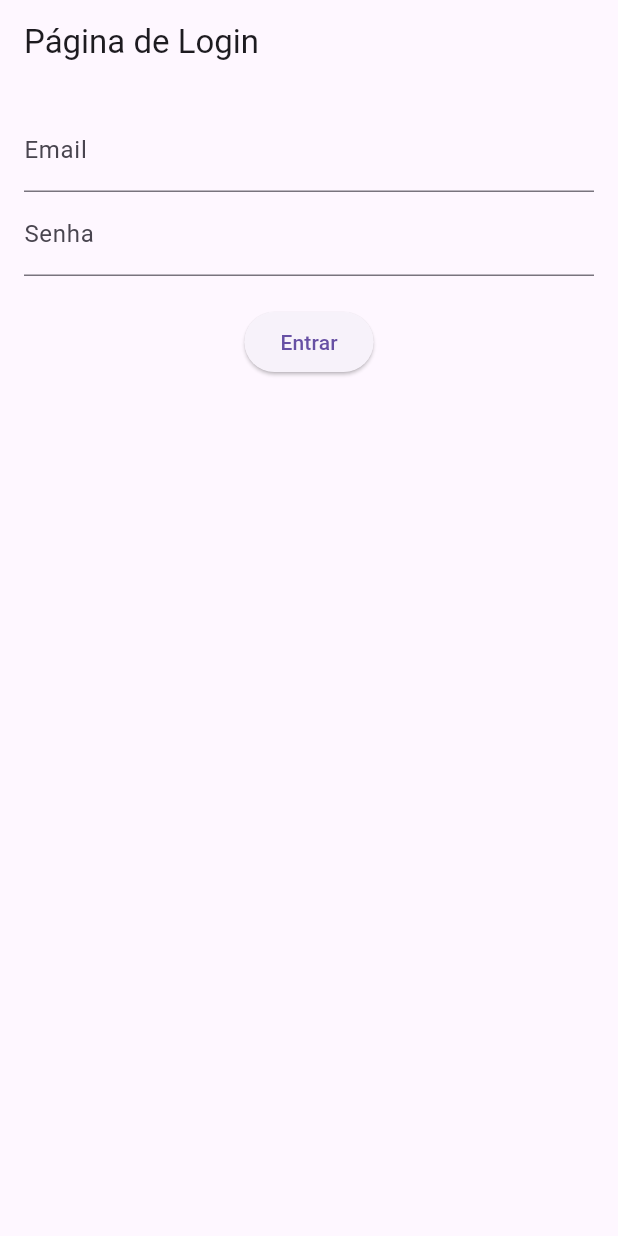
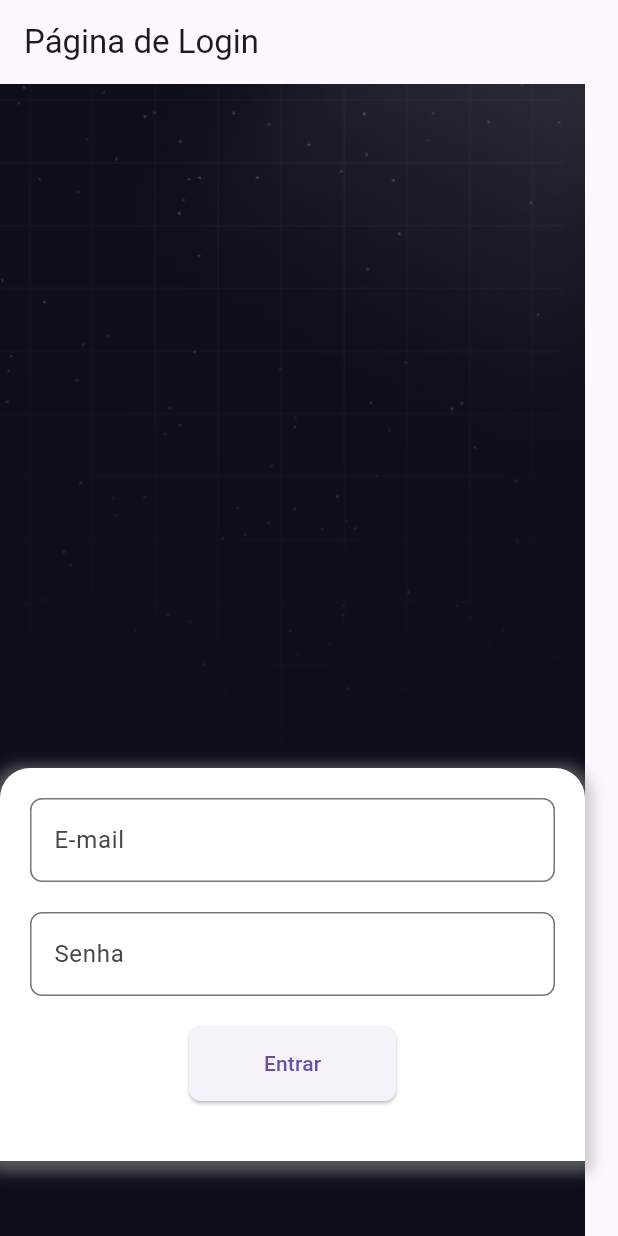
Before and after one commit to Ayruka/PIFlutter, a Flutter app: the screen it shows after launch, on a phone screen of 412 x 824 dp. Run offline on Flutter 3.47's test engine with Material 3 defaults, Android fonts, the phone set to English and light mode, and no system bars.

Commit message:
Adicionando novos arquivos

```diff
--- a/app/lib/main.dart
+++ b/app/lib/main.dart
@@ -74,21 +74,100 @@ class _LoginPageState extends State<LoginPage> {
   Widget build(BuildContext context) {
     return Scaffold(
       appBar: AppBar(title: Text('Página de Login')),
-      body: Padding(
-        padding: const EdgeInsets.all(16.0),
+      body: SizedBox(
+        width: 390, // Largura fixa da tela
+        height: 844, // Altura fixa da tela
+        child: Stack(
+          children: [
+            // Imagem de fundo com tamanho original
+            Image.asset(
+              'assets/img/bg.png', // Caminho da imagem
+              width: 390, // Largura da imagem
+              height: 844, // Altura da imagem
+              fit: BoxFit.cover, // Cobrir o espaço disponível
+            ),
+            // Div centralizada com o formulário
+            Positioned(
+              bottom: 50, // Ajuste para mover a div um pouco para cima
+              left: 0,
+              right: 0,
+              child: Container(
+                padding: EdgeInsets.all(20),
+                decoration: BoxDecoration(
+                  color: Colors.white, // Fundo branco
+                  borderRadius: BorderRadius.only(
+                    topLeft: Radius.circular(
+                      20,
+                    ), // Bordas arredondadas apenas no topo
+                    topRight: Radius.circular(20),
+                  ),
+                  boxShadow: [
+                    BoxShadow(
+                      color: Colors.grey.withOpacity(0.5), // Sombra cinza
+                      spreadRadius: 5,
+                      blurRadius: 7,
+                      offset: Offset(0, 3), // Deslocamento da sombra
+                    ),
+                  ],
+                ),
                 child: Column(
+                  mainAxisSize: MainAxisSize.min,
                   children: <Widget>[
                     TextField(
                       controller: _emailController,
-              decoration: InputDecoration(labelText: 'Email'),
+                      decoration: InputDecoration(
+                        labelText: 'E-mail',
+                        hintText: 'Seu e-mail',
+                        border: OutlineInputBorder(
+                          borderRadius: BorderRadius.circular(8),
+                          borderSide: BorderSide(
+                            color: Colors.grey[200]!,
+                          ), // Borda cinza mais claro
                         ),
+                        focusedBorder: OutlineInputBorder(
+                          borderSide: BorderSide(color: Colors.blue),
+                          borderRadius: BorderRadius.circular(8),
+                        ),
+                      ),
+                    ),
+                    SizedBox(height: 20),
                     TextField(
                       controller: _passwordController,
-              decoration: InputDecoration(labelText: 'Senha'),
                       obscureText: true,
+                      decoration: InputDecoration(
+                        labelText: 'Senha',
+                        hintText: 'Sua senha',
+                        border: OutlineInputBorder(
+                          borderRadius: BorderRadius.circular(8),
+                          borderSide: BorderSide(
+                            color: Colors.grey[200]!,
+                          ), // Borda cinza mais claro
+                        ),
+                        focusedBorder: OutlineInputBorder(
+                          borderSide: BorderSide(color: Colors.blue),
+                          borderRadius: BorderRadius.circular(8),
+                        ),
+                      ),
                     ),
                     SizedBox(height: 20),
-            ElevatedButton(onPressed: _login, child: Text('Entrar')),
+                    ElevatedButton(
+                      onPressed: _login,
+                      child: Text('Entrar'),
+                      style: ElevatedButton.styleFrom(
+                        padding: EdgeInsets.symmetric(
+                          horizontal: 50,
+                          vertical: 15,
+                        ),
+                        shape: RoundedRectangleBorder(
+                          borderRadius: BorderRadius.circular(8),
+                        ),
+                      ),
+                    ),
+                    SizedBox(height: 20), // Espaço extra na parte inferior
+                  ],
+                ),
+              ),
+            ),
           ],
         ),
       ),
```
Also changed, not shown: app/lib/1-main.dart (added, +97 -0 lines), app/pubspec.yaml (+3 -70 lines), app/pubspecold.yaml (added, +91 -0 lines), app/assets/img/bg.png (added), app/assets/img/facalogin.png (added), 1 other file. Lines whose indentation alone changed are shown as unchanged.
